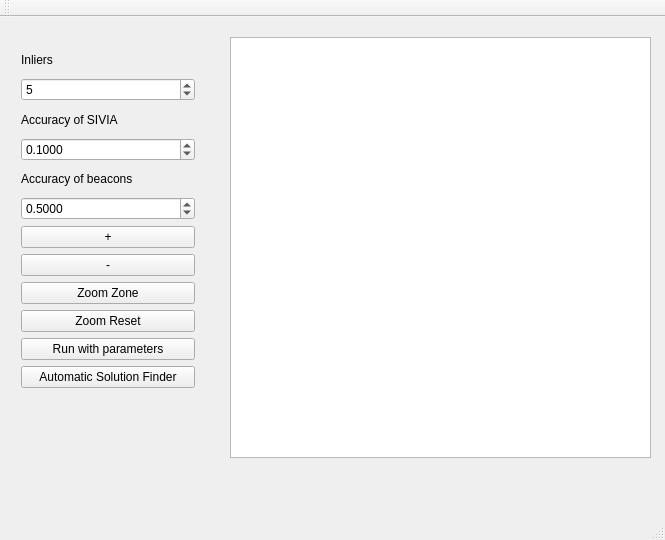
This is mainwindow.ui in qbrefort/Qinter as Qt 5 draws it before an edit. The edited form follows.
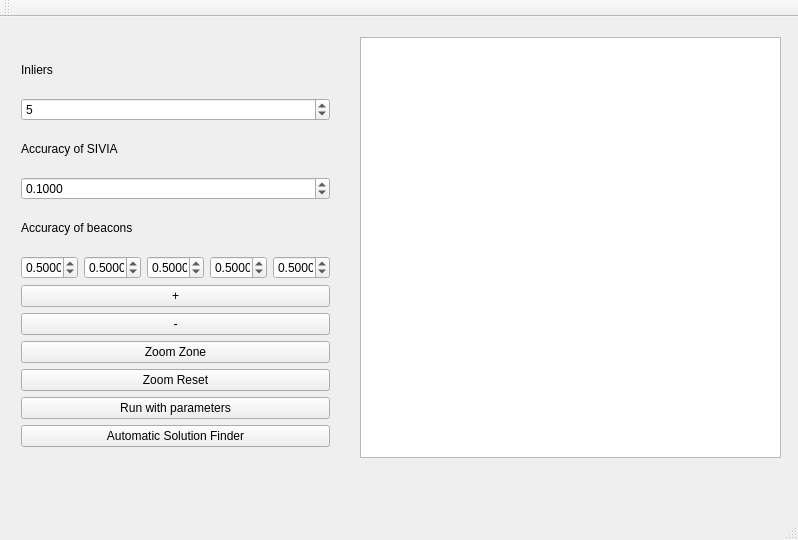
This is the edited form.

```diff
--- a/mainwindow.ui
+++ b/mainwindow.ui
@@ -6,7 +6,7 @@
    <rect>
     <x>0</x>
     <y>0</y>
-    <width>665</width>
+    <width>798</width>
     <height>540</height>
    </rect>
   </property>
@@ -17,7 +17,7 @@
    <widget class="QGraphicsView" name="graphicsView">
     <property name="geometry">
      <rect>
-      <x>230</x>
+      <x>360</x>
       <y>20</y>
       <width>421</width>
       <height>421</height>
@@ -35,8 +35,8 @@
      <rect>
       <x>10</x>
       <y>20</y>
-      <width>196</width>
-      <height>362</height>
+      <width>331</width>
+      <height>421</height>
      </rect>
     </property>
     <layout class="QVBoxLayout" name="verticalLayout">
@@ -91,6 +91,30 @@
       </widget>
      </item>
      <item>
+      <layout class="QHBoxLayout" name="horizontalLayout">
+       <item>
+        <widget class="QDoubleSpinBox" name="ErrSpinBox_1">
+         <property name="locale">
+          <locale language="English" country="UnitedStates"/>
+         </property>
+         <property name="decimals">
+          <number>4</number>
+         </property>
+         <property name="minimum">
+          <double>0.000000000000000</double>
+         </property>
+         <property name="maximum">
+          <double>10.000000000000000</double>
+         </property>
+         <property name="singleStep">
+          <double>0.050000000000000</double>
+         </property>
+         <property name="value">
+          <double>0.500000000000000</double>
+         </property>
+        </widget>
+       </item>
+       <item>
       <widget class="QDoubleSpinBox" name="ErrSpinBox_2">
        <property name="locale">
         <locale language="English" country="UnitedStates"/>
@@ -113,6 +137,74 @@
       </widget>
      </item>
      <item>
+        <widget class="QDoubleSpinBox" name="ErrSpinBox_3">
+         <property name="locale">
+          <locale language="English" country="UnitedStates"/>
+         </property>
+         <property name="decimals">
+          <number>4</number>
+         </property>
+         <property name="minimum">
+          <double>0.000000000000000</double>
+         </property>
+         <property name="maximum">
+          <double>10.000000000000000</double>
+         </property>
+         <property name="singleStep">
+          <double>0.050000000000000</double>
+         </property>
+         <property name="value">
+          <double>0.500000000000000</double>
+         </property>
+        </widget>
+       </item>
+       <item>
+        <widget class="QDoubleSpinBox" name="ErrSpinBox_4">
+         <property name="locale">
+          <locale language="English" country="UnitedStates"/>
+         </property>
+         <property name="decimals">
+          <number>4</number>
+         </property>
+         <property name="minimum">
+          <double>0.000000000000000</double>
+         </property>
+         <property name="maximum">
+          <double>10.000000000000000</double>
+         </property>
+         <property name="singleStep">
+          <double>0.050000000000000</double>
+         </property>
+         <property name="value">
+          <double>0.500000000000000</double>
+         </property>
+        </widget>
+       </item>
+       <item>
+        <widget class="QDoubleSpinBox" name="ErrSpinBox_5">
+         <property name="locale">
+          <locale language="English" country="UnitedStates"/>
+         </property>
+         <property name="decimals">
+          <number>4</number>
+         </property>
+         <property name="minimum">
+          <double>0.000000000000000</double>
+         </property>
+         <property name="maximum">
+          <double>10.000000000000000</double>
+         </property>
+         <property name="singleStep">
+          <double>0.050000000000000</double>
+         </property>
+         <property name="value">
+          <double>0.500000000000000</double>
+         </property>
+        </widget>
+       </item>
+      </layout>
+     </item>
+     <item>
       <widget class="QPushButton" name="Zoomplus">
        <property name="text">
         <string>+</string>
```
Left out of the diff: 2 changed lines with no effect on the pictures. Lines whose indentation alone changed are shown as unchanged.
